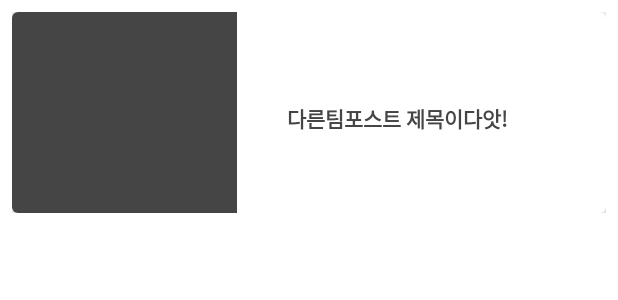
After one commit to SaraHan774/FORIF-2020-1-Hackathon, an Android app: the layout others_post_view_holder.xml on its own in the app's theme, with its tools: preview values and no code run, on a phone screen of 412 x 824 dp. The commit adds this screen. Shown: the top 300 px of the screen. Run offline under Robolectric (Android 15) with nearby library versions, the phone set to English and light mode, and no system bars.

Commit message:
Showing other team's contents & details (Loading uploaded images & detailed info)

```diff
--- /dev/null
+++ b/app/src/main/res/layout/others_post_view_holder.xml
@@ -0,0 +1,59 @@
+<?xml version="1.0" encoding="utf-8"?>
+<androidx.constraintlayout.widget.ConstraintLayout xmlns:android="http://schemas.android.com/apk/res/android"
+    xmlns:tools="http://schemas.android.com/tools"
+    android:layout_width="match_parent"
+    android:layout_height="150dp"
+    android:padding="8dp"
+    xmlns:app="http://schemas.android.com/apk/res-auto">
+
+
+    <com.google.android.material.card.MaterialCardView
+        android:id="@+id/other_team_post_card"
+        app:cardElevation="8dp"
+        android:layout_width="match_parent"
+        android:layout_height="match_parent">
+
+
+        <androidx.constraintlayout.widget.ConstraintLayout
+            android:layout_width="match_parent"
+            android:layout_height="match_parent">
+
+            <ImageView
+                android:id="@+id/other_team_image_view"
+                android:layout_width="150dp"
+                android:layout_height="150dp"
+                android:src="@color/colorPrimaryDark"
+                app:layout_constraintBottom_toBottomOf="parent"
+                app:layout_constraintStart_toStartOf="parent"
+                app:layout_constraintTop_toTopOf="parent" />
+
+
+            <androidx.constraintlayout.widget.Guideline
+                android:id="@+id/gl_image"
+                android:layout_width="wrap_content"
+                android:layout_height="wrap_content"
+                android:orientation="horizontal"
+                app:layout_constraintGuide_percent=".8" />
+
+            <TextView
+                android:id="@+id/tv_other_team_post_title"
+                android:layout_width="200dp"
+                android:layout_height="match_parent"
+                android:layout_marginTop="8dp"
+                android:text="다른팀포스트 제목이다앗!"
+                android:layout_marginStart="20dp"
+                android:gravity="center_vertical"
+                android:textColor="@color/colorPrimaryDark"
+                android:textStyle="bold"
+                app:layout_constraintBottom_toBottomOf="parent"
+                app:layout_constraintEnd_toEndOf="parent"
+                app:layout_constraintStart_toEndOf="@id/other_team_image_view"
+                app:layout_constraintTop_toBottomOf="@id/gl_image" />
+
+
+        </androidx.constraintlayout.widget.ConstraintLayout>
+
+
+    </com.google.android.material.card.MaterialCardView>
+
+</androidx.constraintlayout.widget.ConstraintLayout>
```
Also changed, not shown: app/src/main/java/com/forif/honsullife/model/RvAdapter.java (added, +87 -0 lines), app/src/main/java/com/forif/honsullife/ui/MainActivity.java (+82 -2 lines), app/src/main/java/com/forif/honsullife/ui/PostDetailActivity.java (+16 -3 lines).
